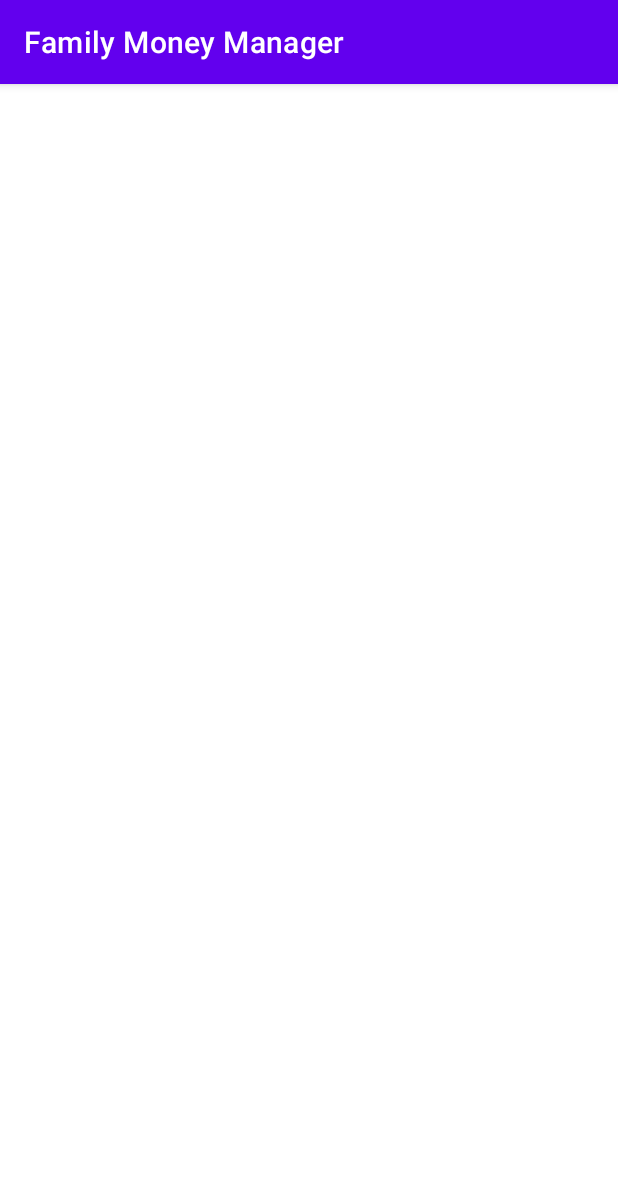
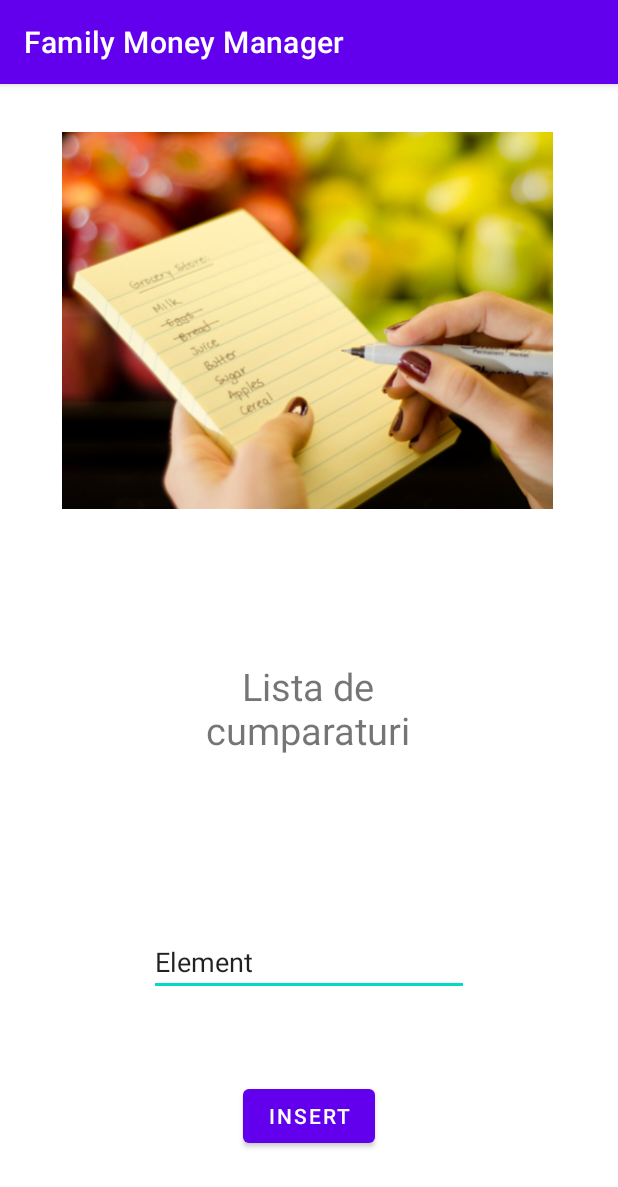
Before and after one commit to radu9813/PIU_Echipa8, an Android app: the ShopListActivity screen opened directly, with no data from a screen before it, on a phone screen of 412 x 824 dp. Shown: the top 1187 px of the screen. Run offline under Robolectric (Android 15) with nearby library versions, the phone set to English and light mode, and no system bars.

Commit message:
Add Shopping list

```diff
--- a/app/src/main/java/com/example/team_8_project/activities/ShopListActivity.kt
+++ b/app/src/main/java/com/example/team_8_project/activities/ShopListActivity.kt
@@ -2,11 +2,33 @@ package com.example.team_8_project.activities
 
 import androidx.appcompat.app.AppCompatActivity
 import android.os.Bundle
+import android.widget.Button
+import android.widget.EditText
+import android.widget.TextView
 import com.example.team_8_project.R
 
-class ShopListActivity : AppCompatActivity() {
-    override fun onCreate(savedInstanceState: Bundle?) {
+class ShopListActivity : AppCompatActivity()
+{
+    private lateinit var txtViewList: TextView
+    private lateinit var editTextView: EditText
+    private lateinit var insertElement: Button
+
+    private lateinit var valueToPutInList: String
+    private lateinit var valueFromEditText: String
+    private var orderInList: Int = 1
+
+    override fun onCreate(savedInstanceState: Bundle?)
+    {
         super.onCreate(savedInstanceState)
         setContentView(R.layout.activity_shop_list)
+
+        txtViewList = findViewById(R.id.txtViewList)
+        editTextView = findViewById(R.id.elementToAddInList)
+        insertElement = findViewById(R.id.btnInsertInList)
+
+        insertElement.setOnClickListener {
+            valueFromEditText = editTextView.text.toString()
+
+        }
     }
 }
--- a/app/src/main/res/layout/activity_shop_list.xml
+++ b/app/src/main/res/layout/activity_shop_list.xml
@@ -6,4 +6,56 @@
     android:layout_height="match_parent"
     tools:context=".activities.ShopListActivity">
 
+    <EditText
+        android:id="@+id/elementToAddInList"
+        android:layout_width="wrap_content"
+        android:layout_height="wrap_content"
+        android:layout_marginBottom="160dp"
+        android:ems="10"
+        android:inputType="textPersonName"
+        android:text="Element"
+        app:layout_constraintBottom_toBottomOf="parent"
+        app:layout_constraintEnd_toEndOf="parent"
+        app:layout_constraintStart_toStartOf="parent"
+        app:layout_constraintTop_toBottomOf="@+id/textView5"
+        app:layout_constraintVertical_bias="0.247"
+        tools:ignore="UnknownId" />
+
+    <ImageView
+        android:id="@+id/imageView"
+        android:layout_width="410dp"
+        android:layout_height="251dp"
+        android:src="@drawable/shoplist_activity"
+        app:layout_constraintBottom_toBottomOf="parent"
+        app:layout_constraintEnd_toEndOf="parent"
+        app:layout_constraintHorizontal_bias="0.0"
+        app:layout_constraintStart_toStartOf="parent"
+        app:layout_constraintTop_toTopOf="parent"
+        app:layout_constraintVertical_bias="0.062" />
+
+    <Button
+        android:id="@+id/btnInsertInList"
+        android:layout_width="wrap_content"
+        android:layout_height="wrap_content"
+        android:text="Insert"
+        app:layout_constraintBottom_toBottomOf="parent"
+        app:layout_constraintEnd_toEndOf="parent"
+        app:layout_constraintStart_toStartOf="parent"
+        app:layout_constraintTop_toBottomOf="@+id/elementToAddInList" />
+
+    <TextView
+        android:id="@+id/txtViewList"
+        android:layout_width="190dp"
+        android:layout_height="181dp"
+        android:layout_marginBottom="220dp"
+        android:text="Lista de cumparaturi"
+        android:textSize="25dp"
+        android:textAlignment="center"
+        android:gravity="center_vertical"
+        app:layout_constraintBottom_toBottomOf="parent"
+        app:layout_constraintEnd_toEndOf="parent"
+        app:layout_constraintHorizontal_bias="0.497"
+        app:layout_constraintStart_toStartOf="parent"
+        app:layout_constraintTop_toBottomOf="@+id/imageView"
+        tools:ignore="RtlCompat" />
 </androidx.constraintlayout.widget.ConstraintLayout>
```
Also changed, not shown: app/src/main/res/drawable-v24/shoplist_activity.png (added).
